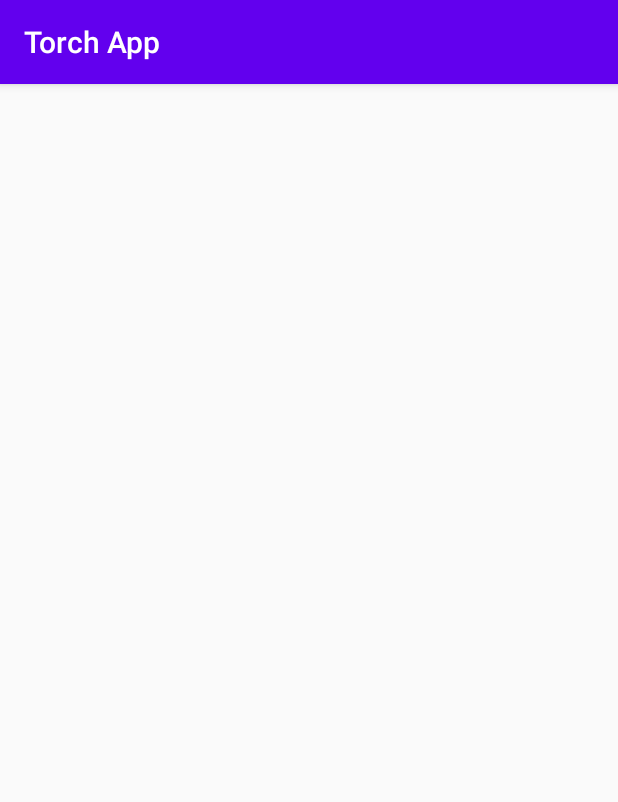
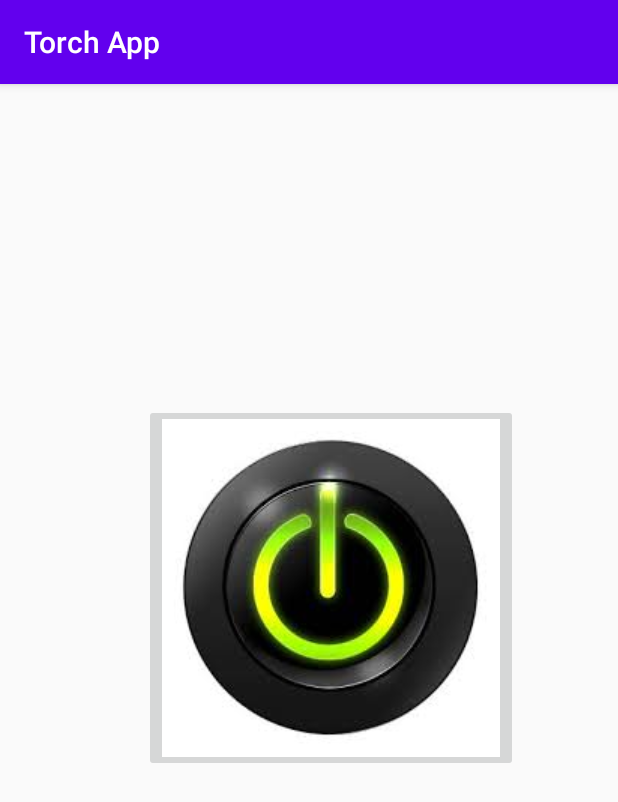
Before and after one commit to KumarSanskar/Torch_App, an Android app: the UsingImage screen opened directly, with no data from a screen before it, on a phone screen of 412 x 824 dp. Shown: the top 802 px of the screen. Run offline under Robolectric (Android 15) with nearby library versions, the phone set to English and light mode, and no system bars.

Commit message:
inserted image button

```diff
--- a/app/src/main/res/layout/activity_using_image.xml
+++ b/app/src/main/res/layout/activity_using_image.xml
@@ -4,4 +4,16 @@
     xmlns:tools="http://schemas.android.com/tools"
     android:layout_width="wrap_content"
     android:layout_height="match_parent"
-    tools:context=".UsingImage"/>
+    tools:context=".UsingImage">
+
+
+    <ImageButton
+        android:id="@+id/imageButton"
+        android:layout_width="wrap_content"
+        android:layout_height="wrap_content"
+        android:layout_alignParentStart="true"
+        android:layout_alignParentTop="true"
+        android:layout_marginStart="96dp"
+        android:layout_marginTop="213dp"
+        app:srcCompat="@drawable/poweron" />
+</RelativeLayout>
```
